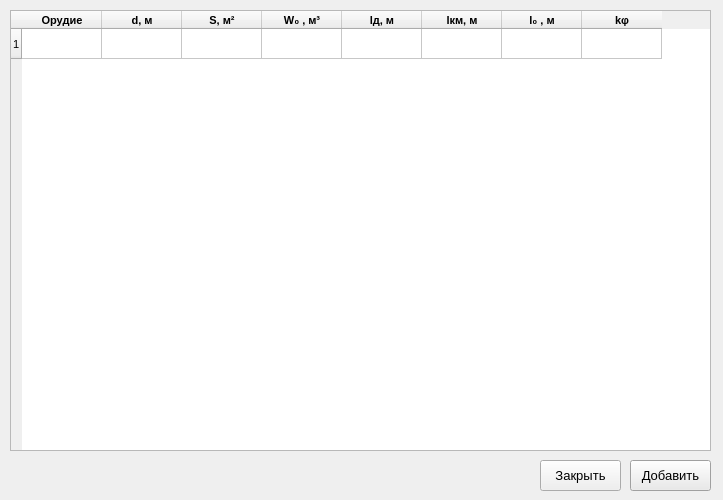
Old version of the form GUI/MainWindow/artsys.ui in the repository sabbraxcaddabra/IntBalOptimization.
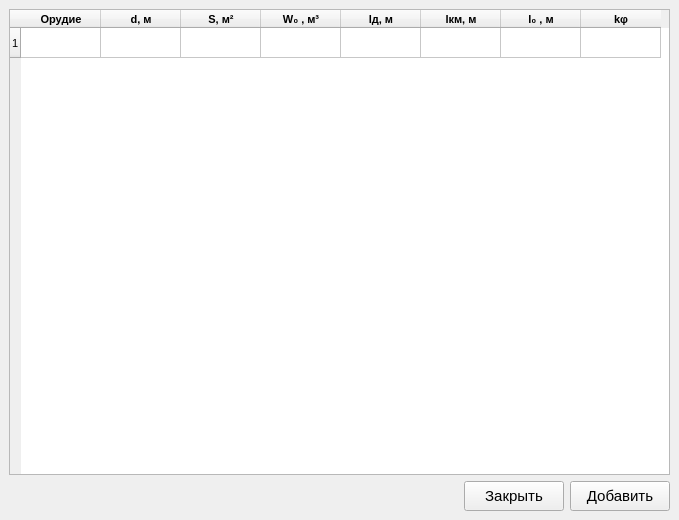
New version of the form.

```diff
--- a/GUI/MainWindow/artsys.ui
+++ b/GUI/MainWindow/artsys.ui
@@ -1,114 +1,22 @@
 <?xml version="1.0" encoding="UTF-8"?>
 <ui version="4.0">
- <class>DialogArtSys</class>
- <widget class="QDialog" name="DialogArtSys">
+ <class>ArtSysWindow</class>
+ <widget class="QMainWindow" name="ArtSysWindow">
   <property name="geometry">
    <rect>
     <x>0</x>
     <y>0</y>
-    <width>723</width>
-    <height>500</height>
+    <width>679</width>
+    <height>520</height>
    </rect>
   </property>
-  <property name="sizePolicy">
-   <sizepolicy hsizetype="Fixed" vsizetype="Fixed">
-    <horstretch>0</horstretch>
-    <verstretch>0</verstretch>
-   </sizepolicy>
-  </property>
-  <property name="minimumSize">
-   <size>
-    <width>723</width>
-    <height>500</height>
-   </size>
-  </property>
-  <property name="maximumSize">
-   <size>
-    <width>723</width>
-    <height>500</height>
-   </size>
-  </property>
-  <property name="palette">
-   <palette>
-    <active>
-     <colorrole role="Highlight">
-      <brush brushstyle="SolidPattern">
-       <color alpha="255">
-        <red>223</red>
-        <green>223</green>
-        <blue>223</blue>
-       </color>
-      </brush>
-     </colorrole>
-     <colorrole role="HighlightedText">
-      <brush brushstyle="SolidPattern">
-       <color alpha="255">
-        <red>0</red>
-        <green>0</green>
-        <blue>0</blue>
-       </color>
-      </brush>
-     </colorrole>
-    </active>
-    <inactive>
-     <colorrole role="Highlight">
-      <brush brushstyle="SolidPattern">
-       <color alpha="255">
-        <red>223</red>
-        <green>223</green>
-        <blue>223</blue>
-       </color>
-      </brush>
-     </colorrole>
-     <colorrole role="HighlightedText">
-      <brush brushstyle="SolidPattern">
-       <color alpha="255">
-        <red>0</red>
-        <green>0</green>
-        <blue>0</blue>
-       </color>
-      </brush>
-     </colorrole>
-    </inactive>
-    <disabled>
-     <colorrole role="Highlight">
-      <brush brushstyle="SolidPattern">
-       <color alpha="255">
-        <red>0</red>
-        <green>120</green>
-        <blue>215</blue>
-       </color>
-      </brush>
-     </colorrole>
-     <colorrole role="HighlightedText">
-      <brush brushstyle="SolidPattern">
-       <color alpha="255">
-        <red>0</red>
-        <green>0</green>
-        <blue>0</blue>
-       </color>
-      </brush>
-     </colorrole>
-    </disabled>
-   </palette>
-  </property>
-  <property name="font">
-   <font>
-    <pointsize>10</pointsize>
-   </font>
-  </property>
   <property name="windowTitle">
    <string>Характеристики арт. систем</string>
   </property>
+  <widget class="QWidget" name="centralwidget">
+   <layout class="QVBoxLayout" name="verticalLayout">
+    <item>
   <widget class="QTableWidget" name="tableCharArtSys">
-   <property name="geometry">
-    <rect>
-     <x>10</x>
-     <y>10</y>
-     <width>701</width>
-     <height>441</height>
-    </rect>
-   </property>
    <property name="maximumSize">
     <size>
      <width>16777211</width>
@@ -270,41 +178,61 @@
     </property>
    </item>
   </widget>
-  <widget class="QPushButton" name="butt_ArtSysAdd">
-   <property name="geometry">
-    <rect>
-     <x>630</x>
-     <y>460</y>
-     <width>81</width>
-     <height>31</height>
-    </rect>
-   </property>
-   <property name="font">
-    <font>
-     <pointsize>10</pointsize>
-    </font>
-   </property>
-   <property name="text">
-    <string>Добавить</string>
-   </property>
-  </widget>
+    </item>
+    <item>
+     <layout class="QHBoxLayout" name="horizontalLayout">
+      <item>
+       <spacer name="horizontalSpacer">
+        <property name="orientation">
+         <enum>Qt::Horizontal</enum>
+        </property>
+        <property name="sizeHint" stdset="0">
+         <size>
+          <width>40</width>
+          <height>20</height>
+         </size>
+        </property>
+       </spacer>
+      </item>
+      <item>
   <widget class="QPushButton" name="butt_ArtSysClose">
-   <property name="geometry">
-    <rect>
-     <x>540</x>
-     <y>460</y>
-     <width>81</width>
-     <height>31</height>
-    </rect>
+        <property name="minimumSize">
+         <size>
+          <width>100</width>
+          <height>30</height>
+         </size>
    </property>
    <property name="font">
     <font>
-     <pointsize>10</pointsize>
+          <pointsize>11</pointsize>
     </font>
    </property>
    <property name="text">
     <string>Закрыть</string>
    </property>
+       </widget>
+      </item>
+      <item>
+       <widget class="QPushButton" name="butt_ArtSysAdd">
+        <property name="minimumSize">
+         <size>
+          <width>100</width>
+          <height>30</height>
+         </size>
+        </property>
+        <property name="font">
+         <font>
+          <pointsize>11</pointsize>
+         </font>
+        </property>
+        <property name="text">
+         <string>Добавить</string>
+        </property>
+       </widget>
+      </item>
+     </layout>
+    </item>
+   </layout>
   </widget>
  </widget>
  <resources/>
```
Left out of the diff: 2 changed lines with no effect on the pictures. Lines whose indentation alone changed are shown as unchanged.
